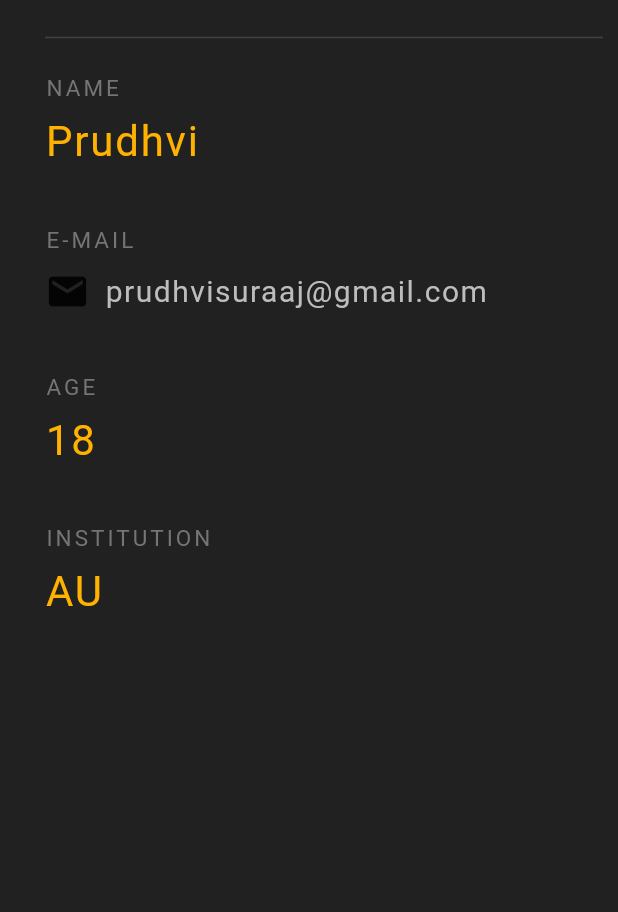
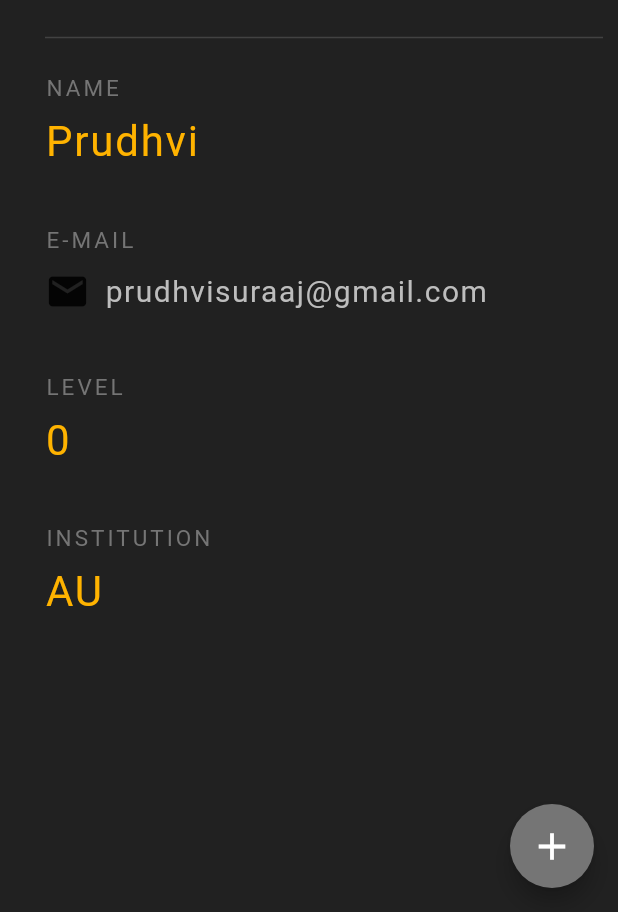
Before and after one commit to GPSxtreme/idee_flutterApp, a Flutter app: the screen it shows after launch, on a phone screen of 412 x 824 dp, the part 324-1236 px from its top. Run offline on Flutter 3.47's test engine with Material 2 defaults, Android fonts, the phone set to English and light mode, and no system bars.

```diff
--- a/lib/main.dart
+++ b/lib/main.dart
@@ -6,8 +6,15 @@ void main() => runApp(MaterialApp(
   home: MainApp(),
 ));
 
-class MainApp extends StatelessWidget {
+class MainApp extends StatefulWidget {
   const MainApp({Key? key}) : super(key: key);
+
+  @override
+  State<MainApp> createState() => _MainAppState();
+}
+
+class _MainAppState extends State<MainApp> {
+  int a = 0;
 
   @override
   Widget build(BuildContext context) {
@@ -17,6 +24,15 @@ class MainApp extends StatelessWidget {
         title: Text("Idee.",style: TextStyle(color: Colors.amber.shade400,fontSize:30),),
         centerTitle: true,
         backgroundColor: Colors.grey.shade800 ,
+      ),
+      floatingActionButton: FloatingActionButton(
+        onPressed: () {
+          setState((){
+            a++;
+          });
+        },
+        backgroundColor: Colors.grey.shade600,
+        child: Icon(Icons.add,size: 30,),
       ),
       body: Padding(
         padding: EdgeInsets.fromLTRB(30, 20, 10, 0),
@@ -48,15 +64,13 @@ class MainApp extends StatelessWidget {
               ],
             ),
             SizedBox(height: 40,),
-            Text('AGE', style: TextStyle(fontSize: 15,fontWeight: FontWeight.w400,color: Colors.grey.shade600,letterSpacing: 2),),
+            Text('LEVEL', style: TextStyle(fontSize: 15,fontWeight: FontWeight.w400,color: Colors.grey.shade600,letterSpacing: 2),),
             SizedBox(height: 10,),
-            Text('18', style: TextStyle(fontSize: 28,fontWeight: FontWeight.w400,color: Colors.amber.shade600,letterSpacing: 1.2),),
+            Text('$a', style: TextStyle(fontSize: 28,fontWeight: FontWeight.w400,color: Colors.amber.shade600,letterSpacing: 1.2),),
             SizedBox(height: 40,),
             Text('INSTITUTION', style: TextStyle(fontSize: 15,fontWeight: FontWeight.w400,color: Colors.grey.shade600,letterSpacing: 2),),
             SizedBox(height: 10,),
-            Text('AU', style: TextStyle(fontSize: 28,fontWeight: FontWeight.w400,color: Colors.amber.shade600,letterSpacing: 1.2),),
-
-          ],
+            Text('AU', style: TextStyle(fontSize: 28,fontWeight: FontWeight.w400,color: Colors.amber.shade600,letterSpacing: 1.2))],
         ),
       )
     );
```
